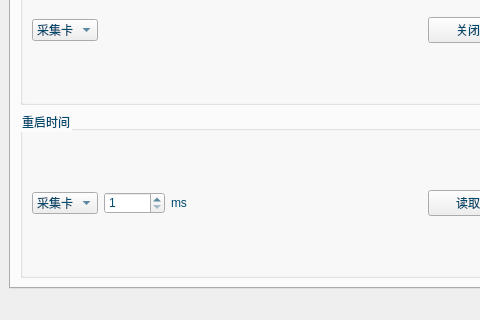
This is Ui/mainpage.ui in NiDeDc/InstrumentDebuggingSoftware as Qt 5 draws it before an edit; both pictures show x 0 to 480 and y 302 to 622 of the 626 by 622 pixel window. The edited form follows.
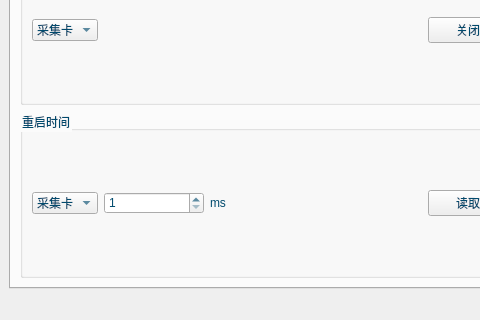
This is the edited form. The open tabs and pages were chosen to show the change. Icons and pictures are not drawn.

```diff
--- a/Ui/mainpage.ui
+++ b/Ui/mainpage.ui
@@ -2396,6 +2396,12 @@
            </item>
            <item>
             <widget class="QSpinBox" name="spinBox_time">
+             <property name="minimumSize">
+              <size>
+               <width>100</width>
+               <height>0</height>
+              </size>
+             </property>
              <property name="minimum">
               <number>1</number>
              </property>
```
